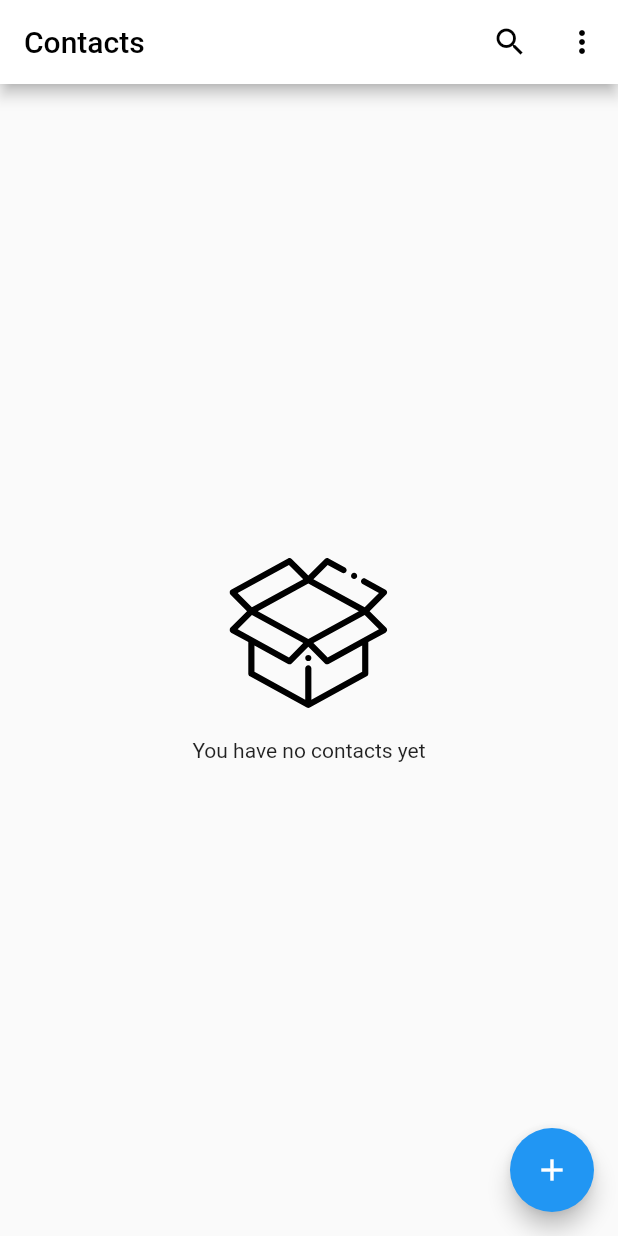
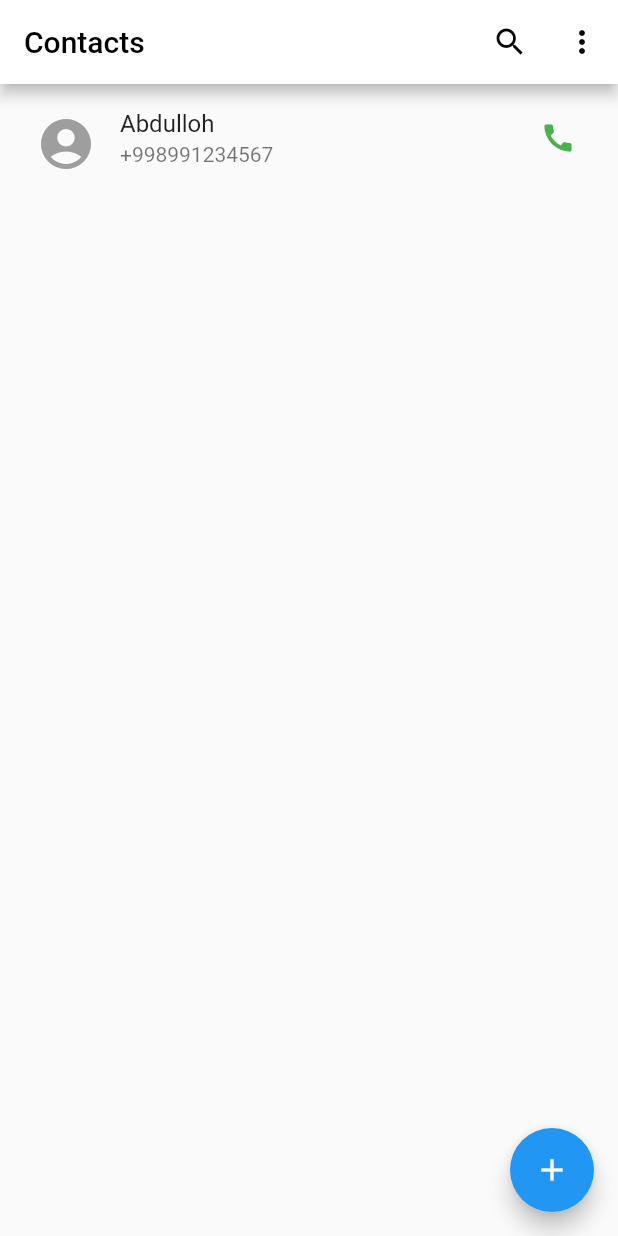
Before and after one commit to Abdusamad98/test_project, a Flutter app: the screen it shows after launch, on a phone screen of 412 x 824 dp. Run offline on Flutter 3.47's test engine with Material 2 defaults, Android fonts, the phone set to English and light mode, and no system bars; our stand-ins replace flutter_svg.

Commit message:
some changes

```diff
--- /dev/null
+++ b/lib/models/contact_model.dart
@@ -0,0 +1,11 @@
+class ContactModel {
+  final String contactName;
+  final String contactSurname;
+  final String contactPhone;
+
+  ContactModel({
+    required this.contactPhone,
+    required this.contactName,
+    required this.contactSurname,
+  });
+}
--- a/lib/ui/contacts_screen.dart
+++ b/lib/ui/contacts_screen.dart
@@ -1,6 +1,9 @@
 import 'package:flutter/material.dart';
 import 'package:flutter_svg/flutter_svg.dart';
+import 'package:test_project/models/contact_model.dart';
 import 'package:test_project/ui/add_contact_screen.dart';
+import 'package:test_project/ui/contact_detail_screen.dart';
+import 'package:url_launcher/url_launcher.dart';
 
 class ContactsScreen extends StatefulWidget {
   const ContactsScreen({super.key});
@@ -10,6 +13,14 @@ class ContactsScreen extends StatefulWidget {
 }
 
 class _ContactsScreenState extends State<ContactsScreen> {
+  List<ContactModel> contacts = [
+    ContactModel(
+      contactPhone: "+998991234567",
+      contactName: "Abdulloh",
+      contactSurname: "Falonchiyev",
+    )
+  ];
+
   @override
   Widget build(BuildContext context) {
     return Scaffold(
@@ -36,7 +47,8 @@ class _ContactsScreenState extends State<ContactsScreen> {
           style: TextStyle(color: Colors.black),
         ),
       ),
-      body: SizedBox(
+      body: contacts.isEmpty
+          ? SizedBox(
               width: double.infinity,
               child: Column(
                 mainAxisAlignment: MainAxisAlignment.center,
@@ -46,6 +58,43 @@ class _ContactsScreenState extends State<ContactsScreen> {
                   const Text("You have no contacts yet")
                 ],
               ),
+            )
+          : ListView(
+              children: [
+                for (int i = 0; i < contacts.length; i++)
+                  ListTile(
+                    title: Text(contacts[i].contactName),
+                    subtitle: Text(contacts[i].contactPhone),
+                    leading: IconButton(
+                      onPressed: () {},
+                      icon: const Icon(
+                        Icons.account_circle,
+                        color: Colors.grey,
+                        size: 40,
+                      ),
+                    ),
+                    trailing: IconButton(
+                      onPressed: () async {
+                        await launchUrl(
+                            Uri.parse("tel:${contacts[i].contactPhone}"));
+                      },
+                      icon: const Icon(
+                        Icons.call,
+                        color: Colors.green,
+                      ),
+                    ),
+                    onTap: () {
+                      Navigator.push(
+                        context,
+                        MaterialPageRoute(builder: (context) {
+                          return ContactDetailScreen(
+                            contactModel: contacts[i],
+                          );
+                        }),
+                      );
+                    },
+                  )
+              ],
             ),
       floatingActionButton: FloatingActionButton(
         onPressed: () {
@@ -53,7 +102,13 @@ class _ContactsScreenState extends State<ContactsScreen> {
             context,
             MaterialPageRoute(
               builder: (context) {
-                return AddContactScreen();
+                return AddContactScreen(
+                  onNewContact: (newContact) {
+                    setState(() {
+                      contacts.add(newContact);
+                    });
+                  },
+                );
               },
             ),
           );
--- a/pubspec.yaml
+++ b/pubspec.yaml
@@ -36,6 +36,7 @@ dependencies:
   # Use with the CupertinoIcons class for iOS style icons.
   cupertino_icons: ^1.0.2
   flutter_svg: ^2.0.7
+  url_launcher: ^6.1.12
 
 dev_dependencies:
   flutter_test:
```
Also changed, not shown: lib/ui/add_contact_screen.dart (+42 -8 lines), lib/ui/contact_detail_screen.dart (added, +132 -0 lines), pubspec.lock, 2 other files. Lines whose indentation alone changed are shown as unchanged.
